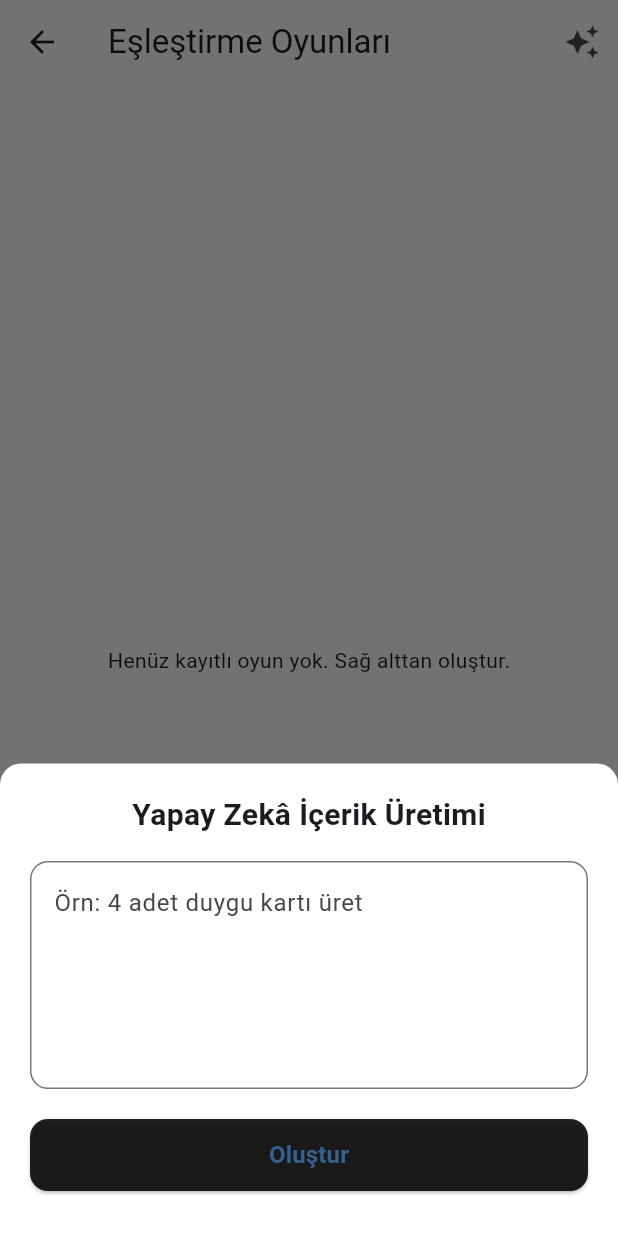
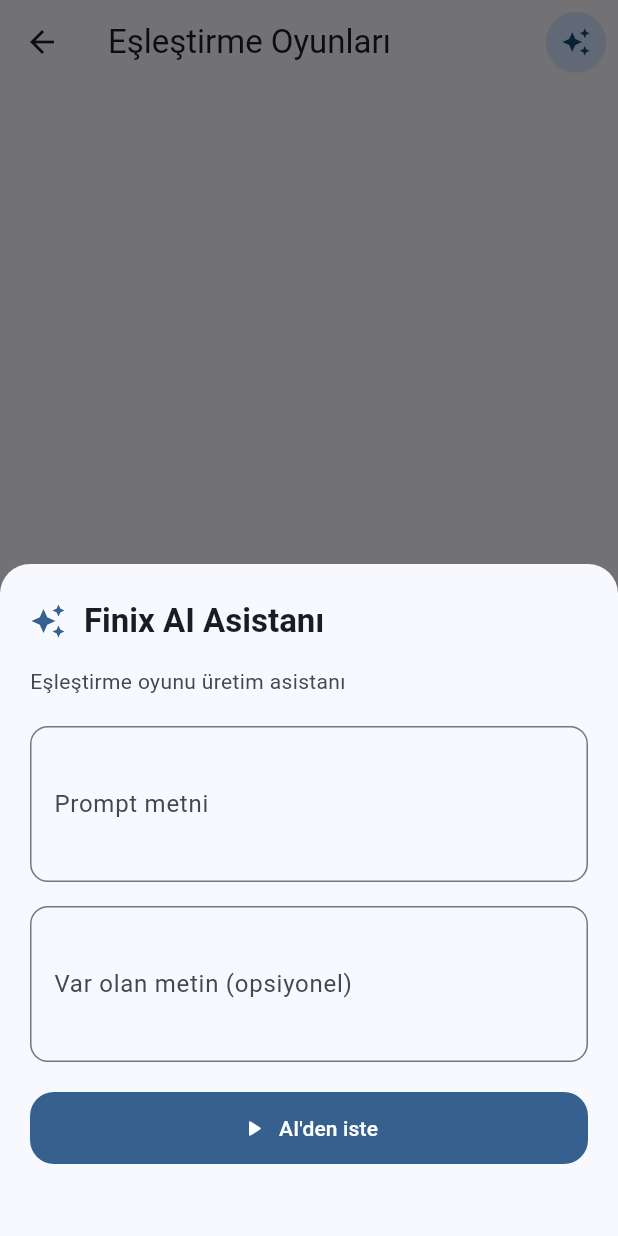
Before and after one commit to finix326/abafnx, a Flutter app: the EslestirmeOyunListesiPage screen opened directly, after a tap on the "auto awesome" icon, on a phone screen of 412 x 824 dp. Run offline on Flutter 3.47's test engine with Material 3 defaults, Android fonts, the light colour scheme and no system bars; our stand-ins replace fl_chart, google_generative_ai, hive, hive_flutter, image_picker, pdf and 2 more; missing offline and left inert: flutter_sound; accounts and stored records are empty.

Commit message:
Add reusable Finix AI button and sheet

```diff
--- a/lib/AI/ai_prompt_sheet.dart
+++ /dev/null
@@ -1,88 +0,0 @@
-import 'package:flutter/material.dart';
-import 'ai_engine.dart';
-
-Future<void> showAIPromptSheet({
-  required BuildContext context,
-  required Function(String result) onCompleted,
-}) async {
-  final TextEditingController controller = TextEditingController();
-
-  showModalBottomSheet(
-    context: context,
-    isScrollControlled: true,
-    backgroundColor: Colors.white,
-    shape: const RoundedRectangleBorder(
-      borderRadius: BorderRadius.vertical(top: Radius.circular(14)),
-    ),
-    builder: (context) {
-      return Padding(
-        padding: EdgeInsets.only(
-          bottom: MediaQuery.of(context).viewInsets.bottom + 20,
-          left: 20,
-          right: 20,
-          top: 20,
-        ),
-        child: Column(
-          mainAxisSize: MainAxisSize.min,
-          children: [
-            // BAŞLIK
-            const Text(
-              "Yapay Zekâ İçerik Üretimi",
-              style: TextStyle(
-                fontSize: 20,
-                fontWeight: FontWeight.w700,
-              ),
-            ),
-            const SizedBox(height: 16),
-
-            // PROMPT ALANI
-            TextField(
-              controller: controller,
-              maxLines: 5,
-              decoration: InputDecoration(
-                hintText: "Örn: 4 adet duygu kartı üret",
-                border: OutlineInputBorder(
-                  borderRadius: BorderRadius.circular(12),
-                ),
-              ),
-            ),
-            const SizedBox(height: 20),
-
-            // OLUŞTUR BUTONU
-            ElevatedButton(
-              style: ElevatedButton.styleFrom(
-                minimumSize: const Size.fromHeight(48),
-                backgroundColor: Colors.black87,
-                shape: RoundedRectangleBorder(
-                  borderRadius: BorderRadius.circular(12),
-                ),
-              ),
-              child: const Text(
-                "Oluştur",
-                style: TextStyle(fontSize: 16, fontWeight: FontWeight.w600),
-              ),
-              onPressed: () async {
-                final String prompt = controller.text.trim();
-
-                if (prompt.isEmpty) {
-                  ScaffoldMessenger.of(context).showSnackBar(
-                    const SnackBar(content: Text("Lütfen bir komut yazın.")),
-                  );
-                  return;
-                }
-
-                Navigator.pop(context);
-
-                // YAPAY ZEKA ÇAĞRISI
-                String aiResponse = await AIEngine.generateText(prompt);
-
-                onCompleted(aiResponse);
-              },
-            ),
-            const SizedBox(height: 10),
-          ],
-        ),
-      );
-    },
-  );
-}
--- /dev/null
+++ b/lib/ai/ai_prompt_sheet.dart
@@ -0,0 +1,205 @@
+import 'package:flutter/material.dart';
+
+import 'ai_engine.dart';
+
+Future<String?> showAIPromptSheet({
+  required BuildContext context,
+  required String contextDescription,
+  String? initialText,
+  void Function(String result)? onResult,
+}) async {
+  final promptController = TextEditingController();
+  final contextController = TextEditingController(text: initialText ?? '');
+  String? aiResult;
+  bool isLoading = false;
+
+  final result = await showModalBottomSheet<String>(
+    context: context,
+    isScrollControlled: true,
+    useSafeArea: true,
+    backgroundColor: Theme.of(context).colorScheme.surface,
+    shape: const RoundedRectangleBorder(
+      borderRadius: BorderRadius.vertical(top: Radius.circular(20)),
+    ),
+    builder: (sheetContext) {
+      return StatefulBuilder(
+        builder: (sheetContext, setState) {
+          Future<void> runPrompt() async {
+            final instructions = promptController.text.trim();
+            final trimmedContext = contextDescription.trim();
+
+            if (trimmedContext.isEmpty && instructions.isEmpty) {
+              ScaffoldMessenger.of(sheetContext).showSnackBar(
+                const SnackBar(content: Text('Lütfen bir komut yazın.')),
+              );
+              return;
+            }
+
+            final buffer = StringBuffer(trimmedContext);
+            if (instructions.isNotEmpty) {
+              buffer
+                ..writeln('\n\n--- Kullanıcı Komutu ---')
+                ..writeln(instructions);
+            }
+
+            final existing = contextController.text.trim();
+            if (existing.isNotEmpty) {
+              buffer
+                ..writeln('\n\n--- Mevcut Metin ---')
+                ..writeln(existing);
+            }
+
+            setState(() {
+              isLoading = true;
+            });
+
+            try {
+              final response = await AIEngine.generateText(buffer.toString());
+              setState(() {
+                aiResult = response.trim();
+              });
+            } catch (error) {
+              ScaffoldMessenger.of(sheetContext).showSnackBar(
+                SnackBar(content: Text('AI isteği başarısız oldu: $error')),
+              );
+            } finally {
+              setState(() {
+                isLoading = false;
+              });
+            }
+          }
+
+          return Padding(
+            padding: EdgeInsets.only(
+              left: 20,
+              right: 20,
+              top: 24,
+              bottom: MediaQuery.of(sheetContext).viewInsets.bottom + 24,
+            ),
+            child: SingleChildScrollView(
+              child: Column(
+                mainAxisSize: MainAxisSize.min,
+                crossAxisAlignment: CrossAxisAlignment.stretch,
+                children: [
+                  Row(
+                    children: [
+                      Icon(
+                        Icons.auto_awesome,
+                        color: Theme.of(sheetContext).colorScheme.primary,
+                      ),
+                      const SizedBox(width: 12),
+                      Expanded(
+                        child: Text(
+                          'Finix AI Asistanı',
+                          style: Theme.of(sheetContext).textTheme.titleLarge?.copyWith(
+                                fontWeight: FontWeight.w700,
+                              ) ??
+                              const TextStyle(fontSize: 20, fontWeight: FontWeight.w700),
+                        ),
+                      ),
+                    ],
+                  ),
+                  const SizedBox(height: 16),
+                  Text(
+                    contextDescription,
+                    style: Theme.of(sheetContext).textTheme.bodyMedium?.copyWith(
+                          color: Theme.of(sheetContext).colorScheme.onSurfaceVariant,
+                        ),
+                  ),
+                  const SizedBox(height: 20),
+                  TextField(
+                    controller: promptController,
+                    maxLines: 4,
+                    minLines: 3,
+                    decoration: InputDecoration(
+                      labelText: 'Prompt metni',
+                      hintText: 'AI\'ye göndermek istediğiniz yönergeyi yazın',
+                      border: OutlineInputBorder(
+                        borderRadius: BorderRadius.circular(12),
+                      ),
+                    ),
+                  ),
+                  const SizedBox(height: 16),
+                  TextField(
+                    controller: contextController,
+                    maxLines: 4,
+                    minLines: 3,
+                    decoration: InputDecoration(
+                      labelText: 'Var olan metin (opsiyonel)',
+                      hintText: 'AI\'ye göndermek istediğiniz mevcut içeriği yazın',
+                      border: OutlineInputBorder(
+                        borderRadius: BorderRadius.circular(12),
+                      ),
+                    ),
+                  ),
+                  const SizedBox(height: 20),
+                  FilledButton.icon(
+                    onPressed: isLoading ? null : runPrompt,
+                    icon: isLoading
+                        ? SizedBox(
+                            height: 18,
+                            width: 18,
+                            child: CircularProgressIndicator(
+                              strokeWidth: 2,
+                              valueColor: AlwaysStoppedAnimation<Color>(
+                                Theme.of(sheetContext).colorScheme.onPrimary,
+                              ),
+                            ),
+                          )
+                        : const Icon(Icons.play_arrow_rounded),
+                    label: Text(isLoading ? 'Oluşturuluyor...' : 'AI\'den iste'),
+                    style: FilledButton.styleFrom(
+                      padding: const EdgeInsets.symmetric(vertical: 14),
+                      shape: RoundedRectangleBorder(
+                        borderRadius: BorderRadius.circular(16),
+                      ),
+                    ),
+                  ),
+                  const SizedBox(height: 24),
+                  if ((aiResult ?? '').isNotEmpty) ...[
+                    Text(
+                      'AI sonucu',
+                      style: Theme.of(sheetContext).textTheme.titleMedium,
+                    ),
+                    const SizedBox(height: 12),
+                    Container(
+                      decoration: BoxDecoration(
+                        color: Theme.of(sheetContext).colorScheme.surfaceVariant,
+                        borderRadius: BorderRadius.circular(12),
+                      ),
+                      padding: const EdgeInsets.all(16),
+                      child: SelectableText(
+                        aiResult!,
+                        style: Theme.of(sheetContext).textTheme.bodyMedium,
+                      ),
+                    ),
+                    const SizedBox(height: 20),
+                    FilledButton(
+                      onPressed: () {
+                        if (aiResult == null) return;
+                        onResult?.call(aiResult!);
+                        Navigator.of(sheetContext).pop(aiResult);
+                      },
+                      style: FilledButton.styleFrom(
+                        padding: const EdgeInsets.symmetric(vertical: 14),
+                        shape: RoundedRectangleBorder(
+                          borderRadius: BorderRadius.circular(16),
+                        ),
+                      ),
+                      child: const Text('Sonucu uygula'),
+                    ),
+                  ],
+                ],
+              ),
+            ),
+          );
+        },
+      );
+    },
+  );
+
+  promptController.dispose();
+  contextController.dispose();
+
+  return result;
+}
--- /dev/null
+++ b/lib/ai/finix_ai_button.dart
@@ -0,0 +1,92 @@
+import 'package:flutter/material.dart';
+
+import 'ai_prompt_sheet.dart';
+
+class FinixAIButton extends StatelessWidget {
+  const FinixAIButton({
+    super.key,
+    required this.contextDescription,
+    this.initialText,
+    this.onResult,
+    this.size = 48,
+    this.iconSize = 24,
+    this.icon,
+  });
+
+  final String contextDescription;
+  final String? initialText;
+  final void Function(String aiText)? onResult;
+  final double size;
+  final double iconSize;
+  final IconData? icon;
+
+  factory FinixAIButton.small({
+    Key? key,
+    required String contextDescription,
+    String? initialText,
+    void Function(String aiText)? onResult,
+  }) {
+    return FinixAIButton(
+      key: key,
+      contextDescription: contextDescription,
+      initialText: initialText,
+      onResult: onResult,
+      size: 40,
+      iconSize: 20,
+    );
+  }
+
+  factory FinixAIButton.iconOnly({
+    Key? key,
+    required String contextDescription,
+    String? initialText,
+    void Function(String aiText)? onResult,
+    IconData icon = Icons.psychology_alt_outlined,
+  }) {
+    return FinixAIButton(
+      key: key,
+      contextDescription: contextDescription,
+      initialText: initialText,
+      onResult: onResult,
+      size: 48,
+      iconSize: 24,
+      icon: icon,
+    );
+  }
+
+  @override
+  Widget build(BuildContext context) {
+    final theme = Theme.of(context);
+    final effectiveIcon = icon ?? Icons.auto_awesome;
+
+    return SizedBox(
+      width: size,
+      height: size,
+      child: Material(
+        color: theme.colorScheme.primaryContainer,
+        shape: const CircleBorder(),
+        elevation: 1,
+        shadowColor: theme.colorScheme.shadow.withOpacity(0.2),
+        clipBehavior: Clip.antiAlias,
+        child: InkWell(
+          customBorder: const CircleBorder(),
+          onTap: () {
+            showAIPromptSheet(
+              context: context,
+              contextDescription: contextDescription,
+              initialText: initialText,
+              onResult: onResult,
+            );
+          },
+          child: Center(
+            child: Icon(
+              effectiveIcon,
+              size: iconSize,
+              color: theme.colorScheme.onPrimaryContainer,
+            ),
+          ),
+        ),
+      ),
+    );
+  }
+}
--- a/lib/eslestirme_oyun_listesi.dart
+++ b/lib/eslestirme_oyun_listesi.dart
@@ -4,7 +4,7 @@
 import 'package:hive/hive.dart';
 import 'package:hive_flutter/hive_flutter.dart';
 
-import 'ai/ai_prompt_sheet.dart';
+import 'ai/finix_ai_button.dart';
 
 import 'eslestirme_oyun_duzenle.dart';
 import 'eslestirme_oyun_oynat.dart';
@@ -218,14 +218,14 @@
       appBar: AppBar(
         title: const Text('Eşleştirme Oyunları'),
         actions: [
-          IconButton(
-            icon: const Icon(Icons.auto_awesome),
-            onPressed: () {
-              showAIPromptSheet(
-                context: context,
-                onCompleted: _createGameFromAI,
-              );
-            },
+          Padding(
+            padding: const EdgeInsets.only(right: 8),
+            child: FinixAIButton.small(
+              contextDescription: 'Eşleştirme oyunu üretim asistanı',
+              onResult: (response) {
+                _createGameFromAI(response);
+              },
+            ),
           ),
         ],
       ),
```
Also changed, not shown: lib/ai/ai_engine.dart (renamed from lib/AI/ai_engine.dart).
